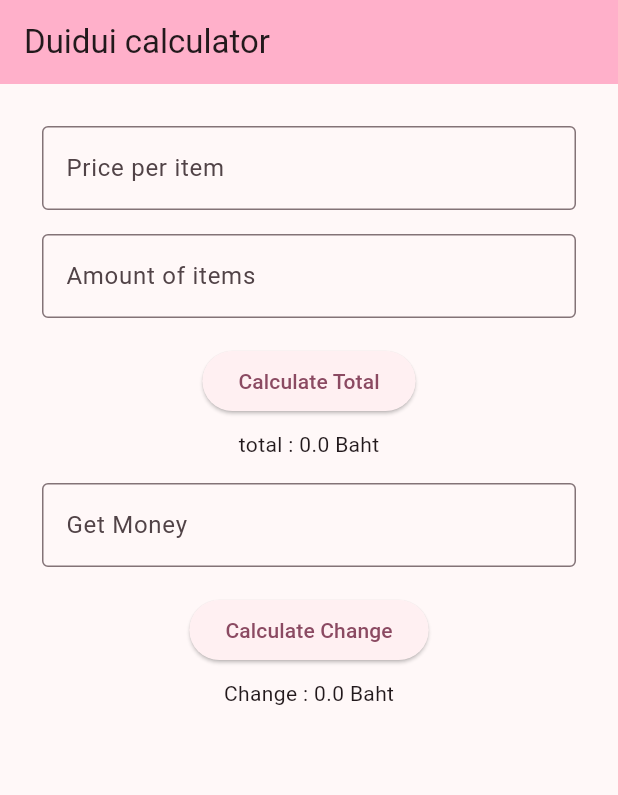
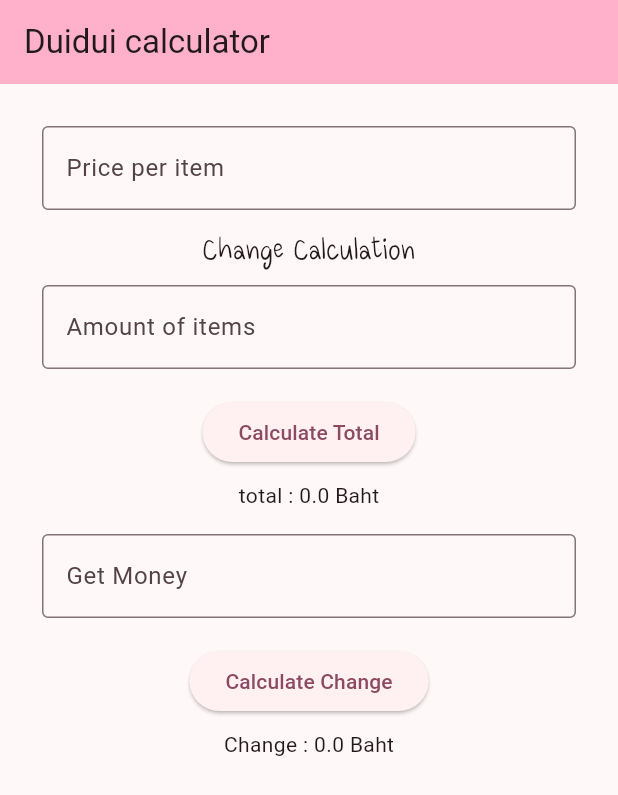
Before and after one commit to teeradui/Mobile, a Flutter app: the screen it shows after launch, on a phone screen of 412 x 824 dp. Shown: the top 795 px of the screen. Run offline on Flutter 3.47's test engine with Material 3 defaults, Android fonts, the phone set to English and light mode, and no system bars.

Commit message:
change fon and topict

```diff
--- a/lib/main.dart
+++ b/lib/main.dart
@@ -50,6 +50,7 @@ class _MyHomePageState extends State<MyHomePage> {
         child: Column(
           children: [
             priceTextField(),
+            Text("Change Calculation", style: TextStyle(fontFamily: 'maa', fontSize: 24),),
             Padding(
               padding: const EdgeInsets.all(8.0),
               child: amountTextField(),
--- a/pubspec.yaml
+++ b/pubspec.yaml
@@ -57,6 +57,11 @@ flutter:
   # the material Icons class.
   uses-material-design: true
 
+  fonts:
+    - family: maa
+      fonts:
+        - asset: "fonts/maaja ver 1.00.ttf"
+
   # To add assets to your application, add an assets section, like this:
   # assets:
   #   - images/a_dot_burr.jpeg
```
Also changed, not shown: fonts/maaja ver 1.00.ttf (added).
